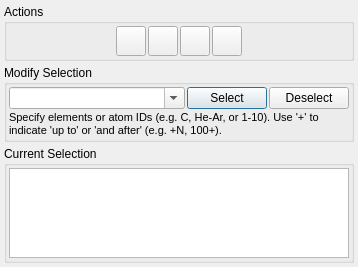
Before: the Qt Designer form trunk/src/gui/select.ui in trisyoungs/aten, drawn with Qt 5.
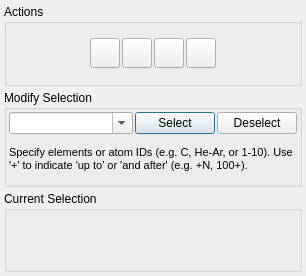
After: the same form once the commit is applied. Icons and pictures are not drawn.

Commit message: Corrected title of Select window, and updated control layout a little. Doc update (new GUI additions). Moved 'showall' command to Model section.

```diff
--- a/trunk/src/gui/select.ui
+++ b/trunk/src/gui/select.ui
@@ -1,12 +1,12 @@
 <ui version="4.0" >
  <class>SelectDialog</class>
- <widget class="QDialog" name="SelectDialog" >
-  <property name="geometry" >
+ <widget class="QDialog" name="SelectDialog">
+  <property name="geometry">
    <rect>
     <x>0</x>
     <y>0</y>
-    <width>358</width>
-    <height>267</height>
+    <width>306</width>
+    <height>276</height>
    </rect>
   </property>
   <property name="windowTitle" >
@@ -249,7 +249,13 @@
           <verstretch>0</verstretch>
          </sizepolicy>
         </property>
-        <property name="font" >
+        <property name="minimumSize">
+         <size>
+          <width>0</width>
+          <height>46</height>
+         </size>
+        </property>
+        <property name="font">
          <font>
           <pointsize>8</pointsize>
          </font>
@@ -273,15 +279,20 @@
      <property name="title" >
       <string>Current Selection</string>
      </property>
-     <layout class="QHBoxLayout" name="horizontalLayout_3" >
-      <property name="spacing" >
-       <number>2</number>
-      </property>
-      <property name="margin" >
-       <number>2</number>
-      </property>
+     <layout class="QVBoxLayout" name="verticalLayout_3">
       <item>
-       <widget class="QTextBrowser" name="SelectionText" />
+       <widget class="QLabel" name="SelectionLabel1">
+        <property name="text">
+         <string/>
+        </property>
+       </widget>
+      </item>
+      <item>
+       <widget class="QLabel" name="SelectionLabel2">
+        <property name="text">
+         <string/>
+        </property>
+       </widget>
       </item>
      </layout>
     </widget>
```
Left out of the diff: 153 changed lines with no effect on the pictures. The commit also changes 34 other files.
